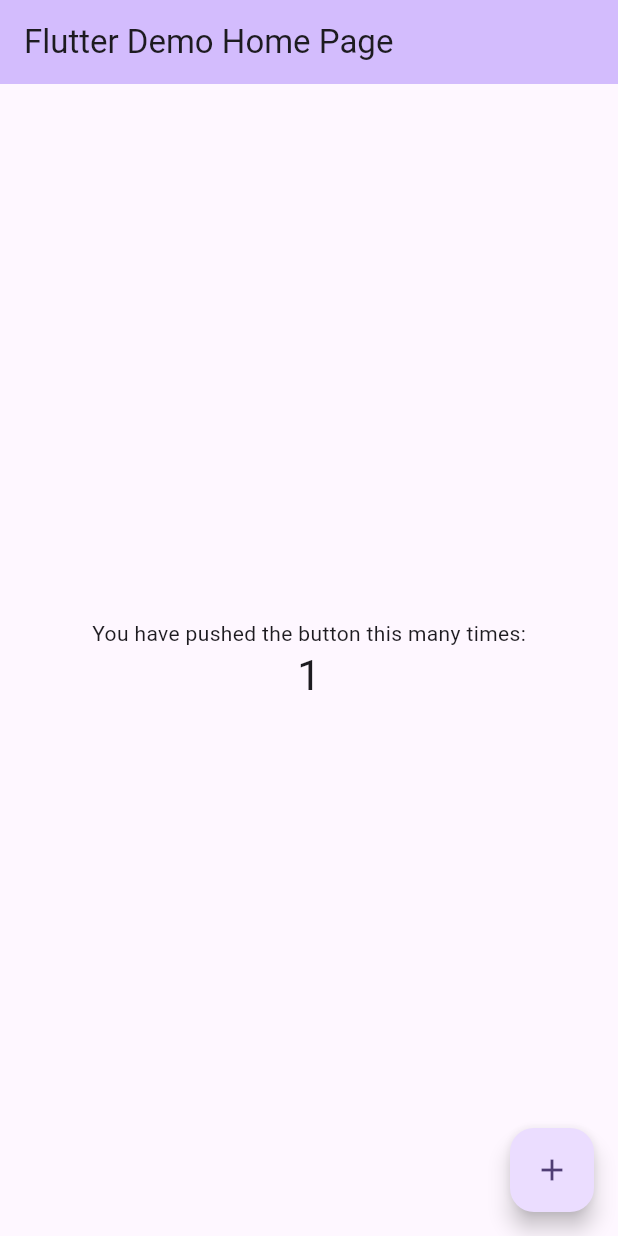
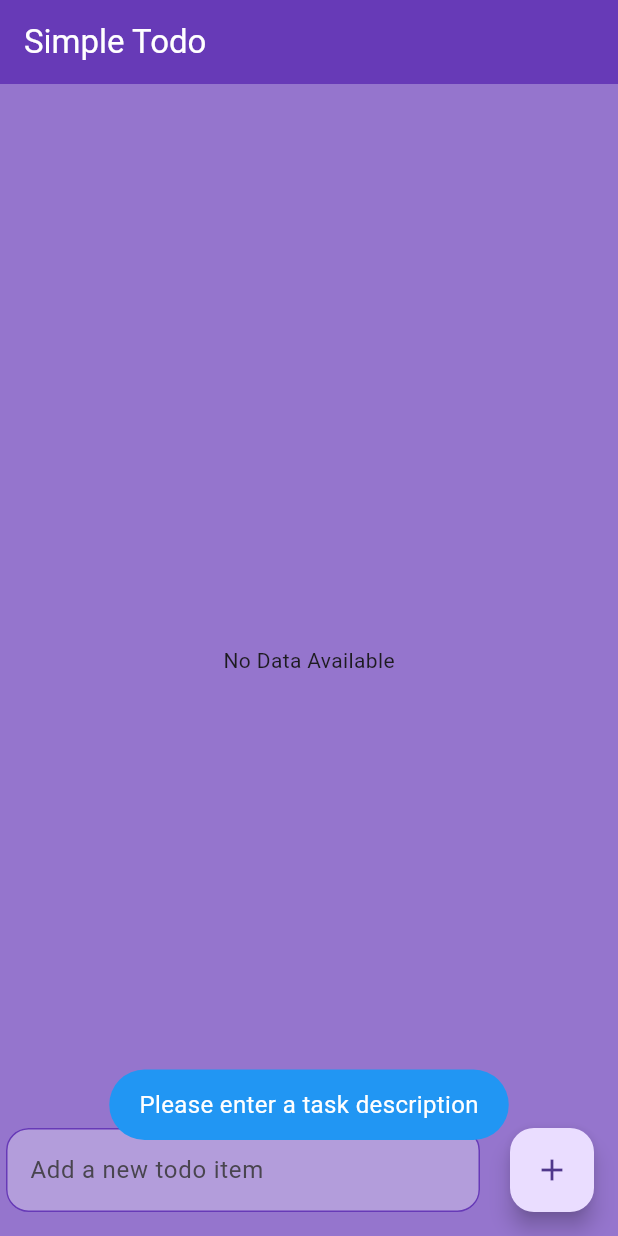
Before and after one commit to RobinMalpart/Projet-Angular-Flutter-Cloud, a Flutter app: the screen it shows after launch, after a tap on the "add" icon, on a phone screen of 412 x 824 dp. Run offline on Flutter 3.47's test engine with Material 3 defaults, Android fonts, the light colour scheme and no system bars; our stand-ins replace cloud_firestore, firebase_core, fluttertoast; accounts and stored records are empty.

Commit message:
feat: flutter v1

```diff
--- /dev/null
+++ b/mobile/lib/components/show_toast.dart
@@ -0,0 +1,14 @@
+import 'package:flutter/material.dart';
+import 'package:fluttertoast/fluttertoast.dart';
+
+void showToast({required String message}){
+  Fluttertoast.showToast(
+      msg: message,
+      toastLength: Toast.LENGTH_SHORT,
+      gravity: ToastGravity.BOTTOM,
+      timeInSecForIosWeb: 1,
+      backgroundColor: Colors.blue,
+      textColor: Colors.white,
+      fontSize: 16.0
+  );
+}
--- a/mobile/lib/main.dart
+++ b/mobile/lib/main.dart
@@ -1,125 +1,27 @@
 import 'package:flutter/material.dart';
+import 'package:firebase_core/firebase_core.dart';
+import 'package:mobile/pages/to_do_page.dart';
+import 'firebase_options.dart';
 
-void main() {
+void main() async {
+  WidgetsFlutterBinding.ensureInitialized();
+  await Firebase.initializeApp(
+    options: DefaultFirebaseOptions.currentPlatform,
+  );
   runApp(const MyApp());
 }
 
 class MyApp extends StatelessWidget {
   const MyApp({super.key});
 
-  // This widget is the root of your application.
   @override
   Widget build(BuildContext context) {
     return MaterialApp(
-      title: 'Flutter Demo',
-      theme: ThemeData(
-        // This is the theme of your application.
-        //
-        // TRY THIS: Try running your application with "flutter run". You'll see
-        // the application has a purple toolbar. Then, without quitting the app,
-        // try changing the seedColor in the colorScheme below to Colors.green
-        // and then invoke "hot reload" (save your changes or press the "hot
-        // reload" button in a Flutter-supported IDE, or press "r" if you used
-        // the command line to start the app).
-        //
-        // Notice that the counter didn't reset back to zero; the application
-        // state is not lost during the reload. To reset the state, use hot
-        // restart instead.
-        //
-        // This works for code too, not just values: Most code changes can be
-        // tested with just a hot reload.
-        colorScheme: ColorScheme.fromSeed(seedColor: Colors.deepPurple),
-        useMaterial3: true,
-      ),
-      home: const MyHomePage(title: 'Flutter Demo Home Page'),
+      debugShowCheckedModeBanner: false,
+      title: 'Flutter Firebase',
+      routes: {
+        '/': (context) => ToDo(),
+      },
     );
   }
 }
-
-class MyHomePage extends StatefulWidget {
-  const MyHomePage({super.key, required this.title});
-
-  // This widget is the home page of your application. It is stateful, meaning
-  // that it has a State object (defined below) that contains fields that affect
-  // how it looks.
-
-  // This class is the configuration for the state. It holds the values (in this
-  // case the title) provided by the parent (in this case the App widget) and
-  // used by the build method of the State. Fields in a Widget subclass are
-  // always marked "final".
-
-  final String title;
-
-  @override
-  State<MyHomePage> createState() => _MyHomePageState();
-}
-
-class _MyHomePageState extends State<MyHomePage> {
-  int _counter = 0;
-
-  void _incrementCounter() {
-    setState(() {
-      // This call to setState tells the Flutter framework that something has
-      // changed in this State, which causes it to rerun the build method below
-      // so that the display can reflect the updated values. If we changed
-      // _counter without calling setState(), then the build method would not be
-      // called again, and so nothing would appear to happen.
-      _counter++;
-    });
-  }
-
-  @override
-  Widget build(BuildContext context) {
-    // This method is rerun every time setState is called, for instance as done
-    // by the _incrementCounter method above.
-    //
-    // The Flutter framework has been optimized to make rerunning build methods
-    // fast, so that you can just rebuild anything that needs updating rather
-    // than having to individually change instances of widgets.
-    return Scaffold(
-      appBar: AppBar(
-        // TRY THIS: Try changing the color here to a specific color (to
-        // Colors.amber, perhaps?) and trigger a hot reload to see the AppBar
-        // change color while the other colors stay the same.
-        backgroundColor: Theme.of(context).colorScheme.inversePrimary,
-        // Here we take the value from the MyHomePage object that was created by
-        // the App.build method, and use it to set our appbar title.
-        title: Text(widget.title),
-      ),
-      body: Center(
-        // Center is a layout widget. It takes a single child and positions it
-        // in the middle of the parent.
-        child: Column(
-          // Column is also a layout widget. It takes a list of children and
-          // arranges them vertically. By default, it sizes itself to fit its
-          // children horizontally, and tries to be as tall as its parent.
-          //
-          // Column has various properties to control how it sizes itself and
-          // how it positions its children. Here we use mainAxisAlignment to
-          // center the children vertically; the main axis here is the vertical
-          // axis because Columns are vertical (the cross axis would be
-          // horizontal).
-          //
-          // TRY THIS: Invoke "debug painting" (choose the "Toggle Debug Paint"
-          // action in the IDE, or press "p" in the console), to see the
-          // wireframe for each widget.
-          mainAxisAlignment: MainAxisAlignment.center,
-          children: <Widget>[
-            const Text(
-              'You have pushed the button this many times:',
-            ),
-            Text(
-              '$_counter',
-              style: Theme.of(context).textTheme.headlineMedium,
-            ),
-          ],
-        ),
-      ),
-      floatingActionButton: FloatingActionButton(
-        onPressed: _incrementCounter,
-        tooltip: 'Increment',
-        child: const Icon(Icons.add),
-      ), // This trailing comma makes auto-formatting nicer for build methods.
-    );
-  }
-}
--- /dev/null
+++ b/mobile/lib/models/task_model.dart
@@ -0,0 +1,25 @@
+import 'package:cloud_firestore/cloud_firestore.dart';
+
+class TaskModel {
+  final String? id;
+  final String? content;
+  bool? done;
+
+  TaskModel({this.id, this.content, this.done});
+
+  static TaskModel fromSnapshot(DocumentSnapshot<Map<String, dynamic>> snapshot) {
+    return TaskModel(
+      id: snapshot.id,
+      content: snapshot.data()?['content'] ?? "Nothing to do",
+      done: snapshot.data()?['done'] ?? false,
+    );
+  }
+
+  Map<String, dynamic> toJson() {
+    return {
+      "id": id,
+      "content": content,
+      "done": done
+    };
+  }
+}
--- /dev/null
+++ b/mobile/lib/pages/to_do_page.dart
@@ -0,0 +1,116 @@
+import 'package:cloud_firestore/cloud_firestore.dart';
+import 'package:flutter/material.dart';
+import 'package:mobile/models/task_model.dart';
+import 'package:mobile/services/task_service.dart';
+import 'package:mobile/components/show_toast.dart';
+import 'package:mobile/components/to_do_list.dart';
+
+class ToDo extends StatefulWidget {
+  ToDo({super.key});
+
+  @override
+  State<ToDo> createState() => _ToDoState();
+}
+
+class _ToDoState extends State<ToDo> {
+  final _controller = TextEditingController();
+  final TaskService _taskService = TaskService();
+
+  void checkBoxChanged(TaskModel task) {
+    setState(() {
+      task.done = !(task.done ?? false); // Toggle the done status
+    });
+
+    // Immediately update Firestore with the new 'done' status
+    _taskService.updateData(task);
+  }
+
+  void _saveNewTask() {
+    if (_controller.text.isNotEmpty) {
+      final newTask = TaskModel(
+        content: _controller.text,
+        done: false,
+      );
+      _taskService.createData(newTask);
+      _controller.clear(); // Clear the input after saving
+    } else {
+      // Optional: Show a message if the input is empty
+      showToast(message: "Please enter a task description");
+    }
+  }
+
+  @override
+  Widget build(BuildContext context) {
+    return Scaffold(
+      backgroundColor: Colors.deepPurple.shade300,
+      appBar: AppBar(
+        title: const Text('Simple Todo'),
+        backgroundColor: Colors.deepPurple,
+        foregroundColor: Colors.white,
+      ),
+      body: StreamBuilder<List<TaskModel>>(
+        stream:_taskService.readData(),
+        builder: (context, snapshot) {
+          // Debug print to confirm if data is received
+          debugPrint('Snapshot data: ${snapshot.data}');
+
+          if (snapshot.connectionState == ConnectionState.waiting) {
+            return const Center(child: CircularProgressIndicator());
+          }
+          if (snapshot.hasError) {
+            return Center(child: Text("Error: ${snapshot.error}"));
+          }
+          if (!snapshot.hasData || snapshot.data!.isEmpty) {
+            return const Center(child: Text("No Data Available"));
+          }
+
+          final toDoList = snapshot.data!;
+
+          return ListView(
+            children: toDoList.map((task) {
+              return TodoList(
+                taskName: task.content ?? "Unnamed Task",
+                taskCompleted: task.done ?? false,
+                onChanged: (value) => checkBoxChanged(task),
+                deleteFunction: (value) => _taskService.deleteTask(task.id!),
+              );
+            }).toList(),
+          );
+        },
+      ),
+      floatingActionButton: Row(
+        children: [
+          Expanded(
+            child: Padding(
+              padding: const EdgeInsets.symmetric(horizontal: 20),
+              child: TextField(
+                controller: _controller,
+                decoration: InputDecoration(
+                  hintText: "Add a new todo item",
+                  filled: true,
+                  fillColor: Colors.deepPurple.shade200,
+                  enabledBorder: OutlineInputBorder(
+                    borderSide: const BorderSide(
+                      color: Colors.deepPurple,
+                    ),
+                    borderRadius: BorderRadius.circular(15),
+                  ),
+                  focusedBorder: OutlineInputBorder(
+                    borderSide: const BorderSide(
+                      color: Colors.deepPurple,
+                    ),
+                    borderRadius: BorderRadius.circular(15),
+                  ),
+                ),
+              ),
+            ),
+          ),
+          FloatingActionButton(
+            onPressed: _saveNewTask,
+            child: const Icon(Icons.add),
+          ),
+        ],
+      ),
+    );
+  }
+}
--- /dev/null
+++ b/mobile/lib/services/task_service.dart
@@ -0,0 +1,51 @@
+import 'package:cloud_firestore/cloud_firestore.dart';
+import 'package:mobile/components/show_toast.dart';
+import 'package:mobile/models/task_model.dart';
+
+class TaskService {
+  final CollectionReference taskCollection =
+  FirebaseFirestore.instance.collection("task");
+
+  Stream<List<TaskModel>> readData() {
+    final userCollection = FirebaseFirestore.instance.collection("task");
+    return userCollection.snapshots().map((querySnapshot) =>
+        querySnapshot.docs.map((e) => TaskModel.fromSnapshot(e)).toList());
+  }
+
+  Future<void> createData(TaskModel toDoModel) async {
+    final toDoCollection = FirebaseFirestore.instance.collection("task");
+    String id = toDoCollection.doc().id;
+
+    final newTask = TaskModel(
+      id: id,
+      content: toDoModel.content, // Access `content` from the instance
+      done: toDoModel.done, // Access `done` from the instance
+    ).toJson();
+
+    try {
+      await toDoCollection.doc(id).set(newTask);
+      showToast(message: "Data Created Successfully");
+    } catch (e) {
+      showToast(message: "Failed to Create Data");
+    }
+  }
+
+  void updateData(TaskModel task) {
+    FirebaseFirestore.instance.collection("task").doc(task.id).update({
+      "done": task.done,
+    }).then((_) {
+      print("Updated task ${task.id} with done status: ${task.done}");
+    }).catchError((error) {
+      print("Failed to update task: $error");
+    });
+  }
+
+  void deleteTask(String id) {
+    // Immediately update Firestore with the new 'done' status
+    FirebaseFirestore.instance.collection("task").doc(id).delete().then((_) {
+      showToast(message: "Task Deleted Successfully");
+    }).catchError((error) {
+      showToast(message: "Failed to delete task: $error");
+    });
+  }
+}
--- a/mobile/pubspec.yaml
+++ b/mobile/pubspec.yaml
@@ -35,6 +35,10 @@ dependencies:
   # The following adds the Cupertino Icons font to your application.
   # Use with the CupertinoIcons class for iOS style icons.
   cupertino_icons: ^1.0.8
+  firebase_core:
+  firebase_storage:
+  fluttertoast:
+  cloud_firestore:
 
 dev_dependencies:
   flutter_test:
```
Also changed, not shown: mobile/lib/components/to_do_list.dart (added, +72 -0 lines), mobile/firebase.json (added), mobile/lib/firebase_options.dart (added), mobile/pubspec.lock, 3 other files.
